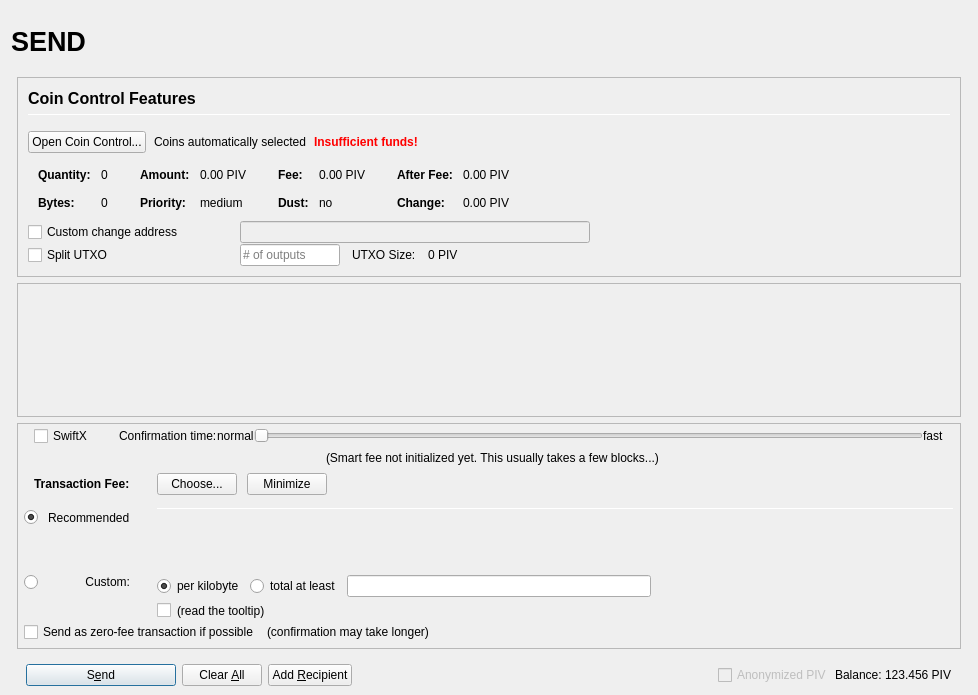
Qt form src/qt/forms/sendcoinsdialog.ui (JackCoreProject/JACK) before a commit.
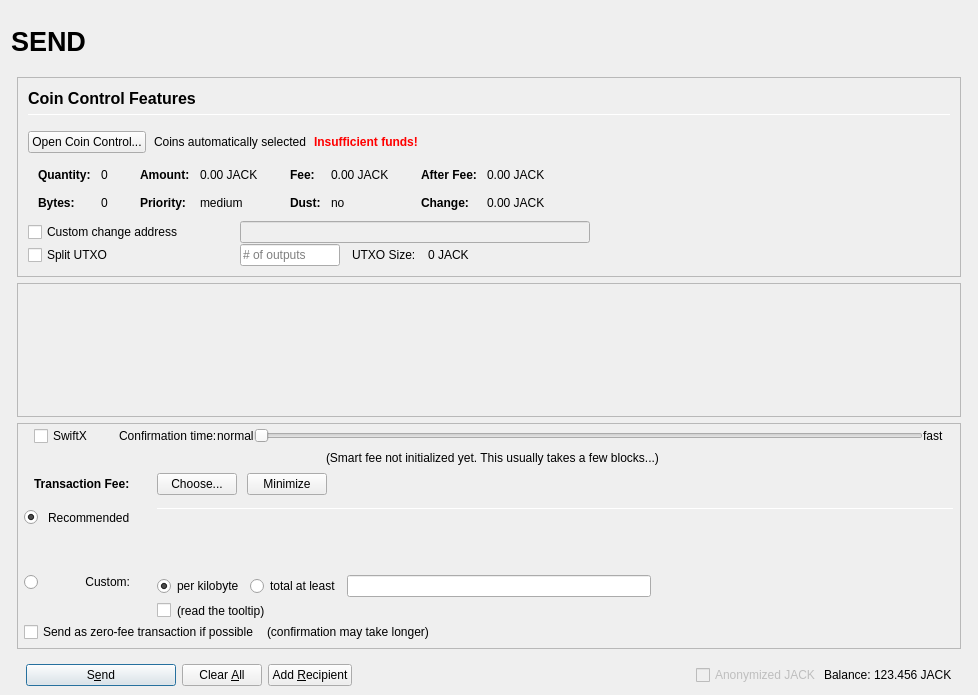
The same form after that commit. Icons and pictures are not drawn. Custom widgets are drawn as their Qt base class.

Commit message: Rename PIV to JACK (ticker)

```diff
--- a/src/qt/forms/sendcoinsdialog.ui
+++ b/src/qt/forms/sendcoinsdialog.ui
@@ -457,7 +457,7 @@
                         <enum>Qt::ActionsContextMenu</enum>
                        </property>
                        <property name="text">
-                        <string notr="true">0.00 PIV</string>
+                        <string notr="true">0.00 JACK</string>
                        </property>
                        <property name="textInteractionFlags">
                         <set>Qt::LinksAccessibleByMouse|Qt::TextSelectableByKeyboard|Qt::TextSelectableByMouse</set>
@@ -537,7 +537,7 @@
                         <enum>Qt::ActionsContextMenu</enum>
                        </property>
                        <property name="text">
-                        <string notr="true">0.00 PIV</string>
+                        <string notr="true">0.00 JACK</string>
                        </property>
                        <property name="textInteractionFlags">
                         <set>Qt::LinksAccessibleByMouse|Qt::TextSelectableByKeyboard|Qt::TextSelectableByMouse</set>
@@ -617,7 +617,7 @@
                         <enum>Qt::ActionsContextMenu</enum>
                        </property>
                        <property name="text">
-                        <string notr="true">0.00 PIV</string>
+                        <string notr="true">0.00 JACK</string>
                        </property>
                        <property name="textInteractionFlags">
                         <set>Qt::LinksAccessibleByMouse|Qt::TextSelectableByKeyboard|Qt::TextSelectableByMouse</set>
@@ -646,7 +646,7 @@
                         <enum>Qt::ActionsContextMenu</enum>
                        </property>
                        <property name="text">
-                        <string notr="true">0.00 PIV</string>
+                        <string notr="true">0.00 JACK</string>
                        </property>
                        <property name="textInteractionFlags">
                         <set>Qt::LinksAccessibleByMouse|Qt::TextSelectableByKeyboard|Qt::TextSelectableByMouse</set>
@@ -813,7 +813,7 @@
                 <item>
                  <widget class="QLabel" name="labelBlockSize">
                   <property name="text">
-                   <string>0 PIV</string>
+                   <string>0 JACK</string>
                   </property>
                  </widget>
                 </item>
@@ -1651,7 +1651,7 @@
                 <bool>false</bool>
                </property>
                <property name="text">
-                <string>Anonymized PIV</string>
+                <string>Anonymized JACK</string>
                </property>
               </widget>
              </item>
@@ -1674,7 +1674,7 @@
                 <cursorShape>IBeamCursor</cursorShape>
                </property>
                <property name="text">
-                <string notr="true">123.456 PIV</string>
+                <string notr="true">123.456 JACK</string>
                </property>
                <property name="textInteractionFlags">
                 <set>Qt::LinksAccessibleByMouse|Qt::TextSelectableByKeyboard|Qt::TextSelectableByMouse</set>
```
Left out of the diff: 8 changed lines with no effect on the pictures. The commit also changes 134 other files.
